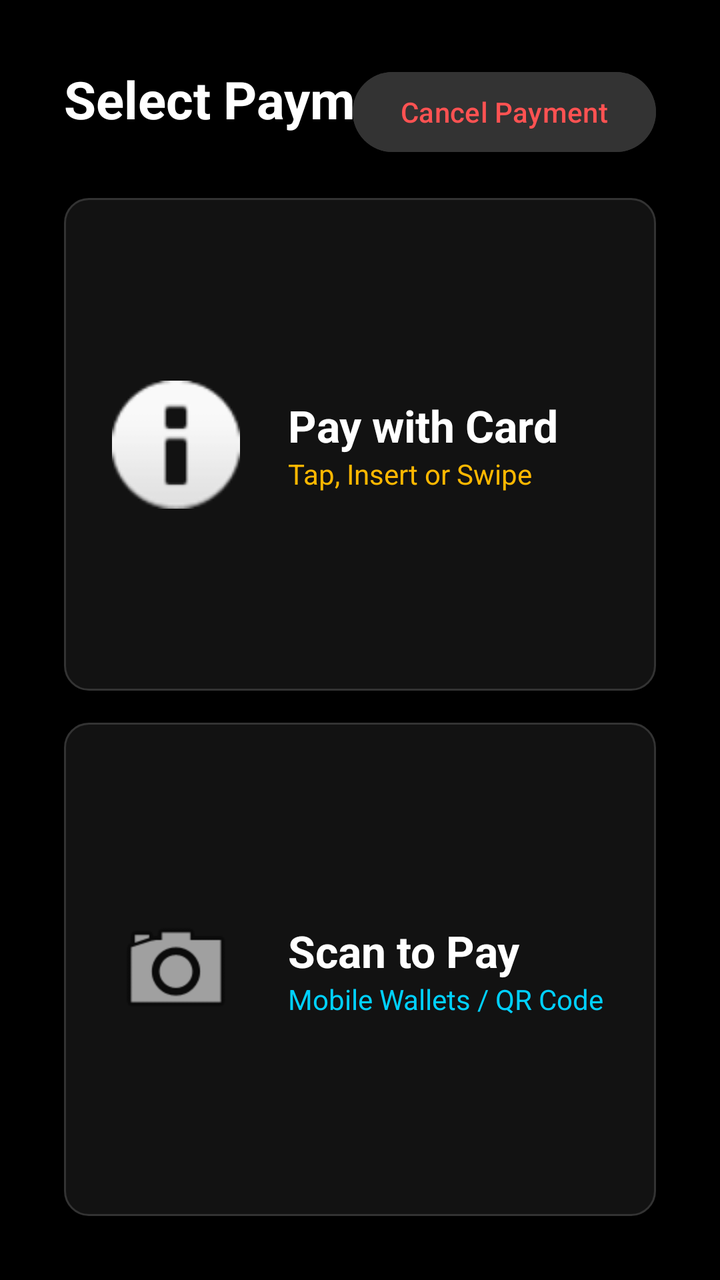
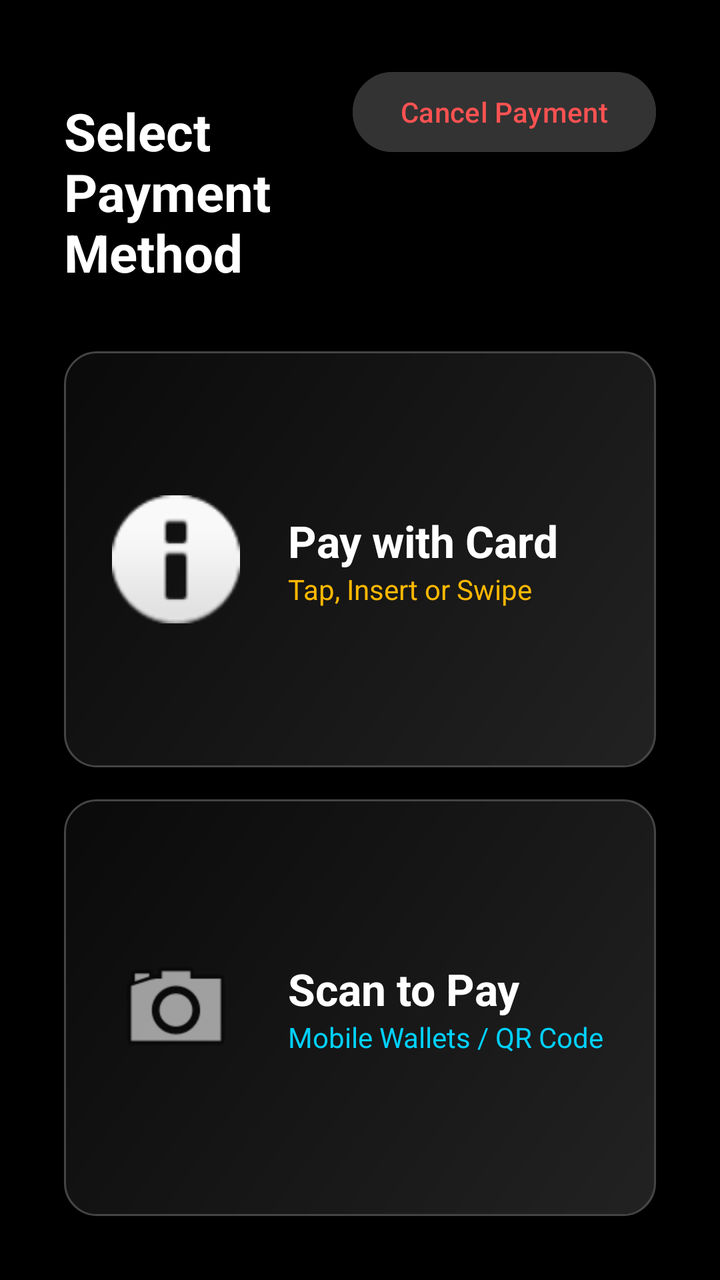

Screens rendered from an Android XML layout before and after an edit, with the pre-edit source and the edit as a unified diff.
<!-- AndroidManifest.xml: application theme Theme.SSP -->
<!-- res/layout/dialog_payment_selection.xml -->
<?xml version="1.0" encoding="utf-8"?>
<androidx.constraintlayout.widget.ConstraintLayout xmlns:android="http://schemas.android.com/apk/res/android"
    xmlns:app="http://schemas.android.com/apk/res-auto"
    android:layout_width="match_parent"
    android:layout_height="match_parent"
    android:background="@color/bg_dark"
    android:padding="32dp">

    <TextView
        android:id="@+id/tv_choice_title"
        android:layout_width="wrap_content"
        android:layout_height="wrap_content"
        android:text="@string/payment_choice_title"
        android:textColor="@color/text_light"
        android:textSize="26sp"
        android:textStyle="bold"
        app:layout_constraintStart_toStartOf="parent"
        app:layout_constraintTop_toTopOf="parent" />

    <LinearLayout
        android:layout_width="match_parent"
        android:layout_height="0dp"
        android:layout_marginTop="32dp"
        android:orientation="vertical"
        app:layout_constraintBottom_toBottomOf="parent"
        app:layout_constraintTop_toBottomOf="@id/tv_choice_title">

        
        <androidx.constraintlayout.widget.ConstraintLayout
            android:id="@+id/btn_choice_card"
            android:layout_width="match_parent"
            android:layout_height="0dp"
            android:layout_marginBottom="16dp"
            android:layout_weight="1"
            android:background="@drawable/card_brand_bg"
            android:clickable="true"
            android:focusable="true"
            android:foreground="?android:attr/selectableItemBackground">

            <ImageView
                android:id="@+id/img_card_icon"
                android:layout_width="64dp"
                android:layout_height="64dp"
                android:layout_marginStart="24dp"
                android:src="@android:drawable/ic_dialog_info"
                app:layout_constraintBottom_toBottomOf="parent"
                app:layout_constraintStart_toStartOf="parent"
                app:layout_constraintTop_toTopOf="parent" />

            <TextView
                android:id="@+id/tv_card_text"
                android:layout_width="wrap_content"
                android:layout_height="wrap_content"
                android:layout_marginStart="24dp"
                android:text="@string/btn_pay_card"
                android:textColor="@color/text_light"
                android:textSize="22sp"
                android:textStyle="bold"
                app:layout_constraintBottom_toTopOf="@id/tv_card_sub"
                app:layout_constraintStart_toEndOf="@id/img_card_icon"
                app:layout_constraintTop_toTopOf="parent"
                app:layout_constraintVertical_chainStyle="packed" />

            <TextView
                android:id="@+id/tv_card_sub"
                android:layout_width="wrap_content"
                android:layout_height="wrap_content"
                android:text="@string/btn_pay_card_desc"
                android:textColor="@color/gold_accent"
                android:textSize="14sp"
                app:layout_constraintBottom_toBottomOf="parent"
                app:layout_constraintStart_toStartOf="@id/tv_card_text"
                app:layout_constraintTop_toBottomOf="@id/tv_card_text" />

        </androidx.constraintlayout.widget.ConstraintLayout>

        
        <androidx.constraintlayout.widget.ConstraintLayout
            android:id="@+id/btn_choice_scan"
            android:layout_width="match_parent"
            android:layout_height="0dp"
            android:layout_weight="1"
            android:background="@drawable/card_brand_bg"
            android:clickable="true"
            android:focusable="true"
            android:foreground="?android:attr/selectableItemBackground">

            <ImageView
                android:id="@+id/img_scan_icon"
                android:layout_width="64dp"
                android:layout_height="64dp"
                android:layout_marginStart="24dp"
                android:src="@android:drawable/ic_menu_camera"
                app:layout_constraintBottom_toBottomOf="parent"
                app:layout_constraintStart_toStartOf="parent"
                app:layout_constraintTop_toTopOf="parent" />

            <TextView
                android:id="@+id/tv_scan_text"
                android:layout_width="wrap_content"
                android:layout_height="wrap_content"
                android:layout_marginStart="24dp"
                android:text="@string/btn_pay_scan"
                android:textColor="@color/text_light"
                android:textSize="22sp"
                android:textStyle="bold"
                app:layout_constraintBottom_toTopOf="@id/tv_scan_sub"
                app:layout_constraintStart_toEndOf="@id/img_scan_icon"
                app:layout_constraintTop_toTopOf="parent"
                app:layout_constraintVertical_chainStyle="packed" />

            <TextView
                android:id="@+id/tv_scan_sub"
                android:layout_width="wrap_content"
                android:layout_height="wrap_content"
                android:text="@string/btn_pay_scan_desc"
                android:textColor="@color/royal_blue"
                android:textSize="14sp"
                app:layout_constraintBottom_toBottomOf="parent"
                app:layout_constraintStart_toStartOf="@id/tv_scan_text"
                app:layout_constraintTop_toBottomOf="@id/tv_scan_text" />

        </androidx.constraintlayout.widget.ConstraintLayout>

    </LinearLayout>

    
    <Button
        android:id="@+id/btn_cancel_choice"
        android:layout_width="wrap_content"
        android:layout_height="wrap_content"
        android:backgroundTint="@color/btn_neutral_bg"
        android:text="@string/btn_cancel"
        android:textColor="@color/coral_red"
        app:layout_constraintEnd_toEndOf="parent"
        app:layout_constraintTop_toTopOf="parent" />

</androidx.constraintlayout.widget.ConstraintLayout>
<!-- resources referenced by this layout -->
<resources>
  <color name="bg_dark">#000000</color>
  <color name="btn_neutral_bg">#333333</color>
  <color name="coral_red">#FF5252</color>
  <color name="gold_accent">#FFB800</color>
  <color name="royal_blue">#00D1FF</color>
  <color name="text_light">#FFFFFF</color>
  <!-- drawable card_brand_bg (drawable) -->
  <?xml version="1.0" encoding="utf-8"?>
  <shape xmlns:android="http://schemas.android.com/apk/res/android">
      <solid android:color="@color/bg_card" />
      <corners android:radius="12dp" />
      <stroke
          android:width="1dp"
          android:color="#333333" />
  </shape>
  <string name="btn_cancel">Cancel Payment</string>
  <string name="btn_pay_card">Pay with Card</string>
  <string name="btn_pay_card_desc">Tap, Insert or Swipe</string>
  <string name="btn_pay_scan">Scan to Pay</string>
  <string name="btn_pay_scan_desc">Mobile Wallets / QR Code</string>
  <string name="payment_choice_title">Select Payment Method</string>
  <style name="Theme.SSP" parent="Theme.Material3.Dark.NoActionBar">
          
          <item name="colorPrimary">@color/gold_accent</item>
          <item name="colorOnPrimary">@color/text_dark</item>
          <item name="colorSecondary">@color/royal_blue</item>
          <item name="colorOnSecondary">@color/text_dark</item>
          <item name="colorError">@color/coral_red</item>
          <item name="colorOnError">@color/text_light</item>
          <item name="colorSurface">@color/bg_card</item>
          <item name="colorOnSurface">@color/text_light</item>
          <item name="colorSurfaceVariant">@color/bg_card_selected</item>
          <item name="colorOnSurfaceVariant">@color/text_muted</item>
          <item name="colorOutline">@color/border_light</item>
          <item name="android:windowBackground">@color/bg_dark</item>
          <item name="android:windowNoTitle">true</item>
          <item name="android:windowActionBar">false</item>
      </style>
  <color name="bg_card">#121212</color>
  <color name="text_dark">#0F172A</color>
  <color name="bg_card_selected">#1A1A1A</color>
  <color name="text_muted">#94A3B8</color>
  <color name="border_light">#334155</color>
</resources>

<!-- the commit's change to res/layout/dialog_payment_selection.xml (unified diff, before → after) -->
@@ -8,12 +8,15 @@
 
     <TextView
         android:id="@+id/tv_choice_title"
-        android:layout_width="wrap_content"
+        android:layout_width="0dp"
         android:layout_height="wrap_content"
+        android:layout_marginTop="16dp"
+        android:layout_marginEnd="16dp"
         android:text="@string/payment_choice_title"
         android:textColor="@color/text_light"
         android:textSize="26sp"
         android:textStyle="bold"
+        app:layout_constraintEnd_toStartOf="@id/btn_cancel_choice"
         app:layout_constraintStart_toStartOf="parent"
         app:layout_constraintTop_toTopOf="parent" />
 
@@ -32,10 +35,10 @@
             android:layout_height="0dp"
             android:layout_marginBottom="16dp"
             android:layout_weight="1"
-            android:background="@drawable/card_brand_bg"
+            android:background="@drawable/bg_glass_card"
+            android:elevation="6dp"
             android:clickable="true"
-            android:focusable="true"
-            android:foreground="?android:attr/selectableItemBackground">
+            android:focusable="true">
 
             <ImageView
                 android:id="@+id/img_card_icon"
@@ -80,10 +83,10 @@
             android:layout_width="match_parent"
             android:layout_height="0dp"
             android:layout_weight="1"
-            android:background="@drawable/card_brand_bg"
+            android:background="@drawable/bg_glass_card"
+            android:elevation="6dp"
             android:clickable="true"
-            android:focusable="true"
-            android:foreground="?android:attr/selectableItemBackground">
+            android:focusable="true">
 
             <ImageView
                 android:id="@+id/img_scan_icon"
<!-- resource entries referenced after the edit -->
@@ -6,15 +6,35 @@
   <color name="gold_accent">#FFB800</color>
   <color name="royal_blue">#00D1FF</color>
   <color name="text_light">#FFFFFF</color>
-  <!-- drawable card_brand_bg (drawable) -->
+  <!-- drawable bg_glass_card (drawable) -->
   <?xml version="1.0" encoding="utf-8"?>
-  <shape xmlns:android="http://schemas.android.com/apk/res/android">
-      <solid android:color="@color/bg_card" />
-      <corners android:radius="12dp" />
-      <stroke
-          android:width="1dp"
-          android:color="#333333" />
-  </shape>
+  <ripple xmlns:android="http://schemas.android.com/apk/res/android"
+      android:color="@color/ripple_color">
+      <item>
+          <layer-list>
+              
+              <item>
+                  <shape android:shape="rectangle">
+                      <corners android:radius="16dp" />
+                      <stroke
+                          android:width="1dp"
+                          android:color="@color/glass_border" />
+                  </shape>
+              </item>
+              
+              <item android:bottom="1dp" android:left="1dp" android:right="1dp" android:top="1dp">
+                  <shape android:shape="rectangle">
+                      <corners android:radius="15dp" />
+                      <gradient
+                          android:angle="135"
+                          android:endColor="@color/glass_white_low"
+                          android:startColor="@color/glass_white_high"
+                          android:type="linear" />
+                  </shape>
+              </item>
+          </layer-list>
+      </item>
+  </ripple>
   <string name="btn_cancel">Cancel Payment</string>
   <string name="btn_pay_card">Pay with Card</string>
   <string name="btn_pay_card_desc">Tap, Insert or Swipe</string>
@@ -38,6 +58,10 @@
           <item name="android:windowNoTitle">true</item>
           <item name="android:windowActionBar">false</item>
       </style>
+  <color name="ripple_color">#475569</color>
+  <color name="glass_border">#44FFFFFF</color>
+  <color name="glass_white_low">#0AFFFFFF</color>
+  <color name="glass_white_high">#22FFFFFF</color>
   <color name="bg_card">#121212</color>
   <color name="text_dark">#0F172A</color>
   <color name="bg_card_selected">#1A1A1A</color>
